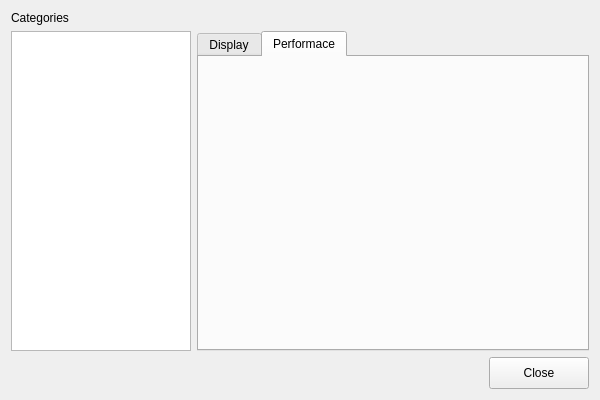
Above: ui/Preferences.ui from skhaz/neutron3d before the change. Below: the same form after it.
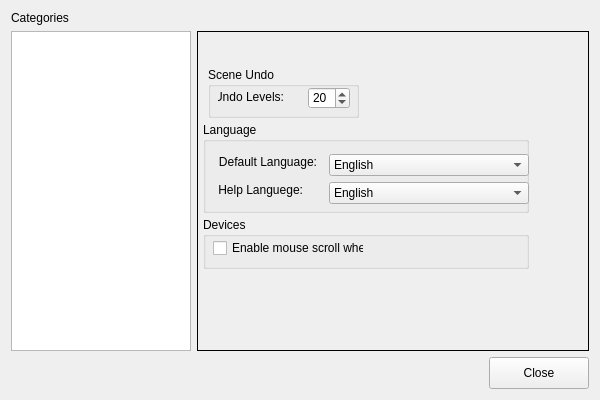
That is the form after the change.

What changed in the file:
```diff
--- a/ui/Preferences.ui
+++ b/ui/Preferences.ui
@@ -18,8 +18,8 @@
   <property name="windowTitle" >
    <string>Preferences</string>
   </property>
-  <layout class="QGridLayout" name="gridLayout" >
-   <item row="0" column="0" colspan="2" >
+  <layout class="QGridLayout" name="gridLayout_2" >
+   <item row="0" column="0" >
     <widget class="QLabel" name="lbl_categories" >
      <property name="text" >
       <string>Categories</string>
@@ -50,35 +50,218 @@
    </item>
    <item row="1" column="1" colspan="2" >
     <widget class="QStackedWidget" name="stackedWidget" >
+     <property name="frameShape" >
+      <enum>QFrame::Box</enum>
+     </property>
      <property name="currentIndex" >
       <number>0</number>
      </property>
-     <widget class="QWidget" name="page" >
-      <layout class="QGridLayout" name="gridLayout_2" >
-       <property name="margin" >
-        <number>0</number>
+     <widget class="QWidget" name="general" >
+      <widget class="QGroupBox" name="groupBox_2" >
+       <property name="geometry" >
+        <rect>
+         <x>5</x>
+         <y>185</y>
+         <width>326</width>
+         <height>52</height>
+        </rect>
        </property>
-       <property name="spacing" >
-        <number>0</number>
+       <property name="sizePolicy" >
+        <sizepolicy vsizetype="Fixed" hsizetype="Fixed" >
+         <horstretch>0</horstretch>
+         <verstretch>0</verstretch>
+        </sizepolicy>
        </property>
-       <item row="0" column="0" >
-        <widget class="QTabWidget" name="tab_details" >
-         <property name="currentIndex" >
-          <number>1</number>
-         </property>
-         <widget class="QWidget" name="tab" >
-          <attribute name="title" >
-           <string>Display</string>
-          </attribute>
+       <property name="minimumSize" >
+        <size>
+         <width>0</width>
+         <height>50</height>
+        </size>
+       </property>
+       <property name="title" >
+        <string>Devices</string>
+       </property>
+       <widget class="QCheckBox" name="checkBox" >
+        <property name="geometry" >
+         <rect>
+          <x>10</x>
+          <y>20</y>
+          <width>151</width>
+          <height>22</height>
+         </rect>
+        </property>
+        <property name="text" >
+         <string>Enable mouse scroll wheel</string>
+        </property>
+       </widget>
+      </widget>
+      <widget class="QGroupBox" name="groupBox_3" >
+       <property name="geometry" >
+        <rect>
+         <x>5</x>
+         <y>90</y>
+         <width>326</width>
+         <height>91</height>
+        </rect>
+       </property>
+       <property name="sizePolicy" >
+        <sizepolicy vsizetype="Fixed" hsizetype="Fixed" >
+         <horstretch>0</horstretch>
+         <verstretch>0</verstretch>
+        </sizepolicy>
+       </property>
+       <property name="title" >
+        <string>Language</string>
+       </property>
+       <layout class="QGridLayout" name="gridLayout" >
+        <property name="margin" >
+         <number>12</number>
+        </property>
+        <property name="spacing" >
+         <number>12</number>
+        </property>
+        <item row="0" column="0" >
+         <widget class="QLabel" name="label_4" >
+          <property name="sizePolicy" >
+           <sizepolicy vsizetype="Fixed" hsizetype="Fixed" >
+            <horstretch>0</horstretch>
+            <verstretch>0</verstretch>
+           </sizepolicy>
+          </property>
+          <property name="layoutDirection" >
+           <enum>Qt::LeftToRight</enum>
+          </property>
+          <property name="text" >
+           <string>Default Language:</string>
+          </property>
+          <property name="alignment" >
+           <set>Qt::AlignRight|Qt::AlignTrailing|Qt::AlignVCenter</set>
+          </property>
          </widget>
-         <widget class="QWidget" name="tab_2" >
-          <attribute name="title" >
-           <string>Performace</string>
-          </attribute>
+        </item>
+        <item row="0" column="1" >
+         <widget class="QComboBox" name="comboBox" >
+          <property name="minimumSize" >
+           <size>
+            <width>200</width>
+            <height>22</height>
+           </size>
+          </property>
+          <item>
+           <property name="text" >
+            <string>English</string>
+           </property>
+          </item>
+          <item>
+           <property name="text" >
+            <string>Portuguese (Brazil)</string>
+           </property>
+          </item>
          </widget>
-        </widget>
-       </item>
-      </layout>
+        </item>
+        <item row="1" column="0" >
+         <widget class="QLabel" name="label_5" >
+          <property name="sizePolicy" >
+           <sizepolicy vsizetype="Fixed" hsizetype="Fixed" >
+            <horstretch>0</horstretch>
+            <verstretch>0</verstretch>
+           </sizepolicy>
+          </property>
+          <property name="layoutDirection" >
+           <enum>Qt::LeftToRight</enum>
+          </property>
+          <property name="text" >
+           <string>Help Languege:</string>
+          </property>
+          <property name="alignment" >
+           <set>Qt::AlignRight|Qt::AlignTrailing|Qt::AlignVCenter</set>
+          </property>
+         </widget>
+        </item>
+        <item row="1" column="1" >
+         <widget class="QComboBox" name="comboBox_2" >
+          <property name="minimumSize" >
+           <size>
+            <width>200</width>
+            <height>22</height>
+           </size>
+          </property>
+          <item>
+           <property name="text" >
+            <string>English</string>
+           </property>
+          </item>
+          <item>
+           <property name="text" >
+            <string>Portuguese (Brazil)</string>
+           </property>
+          </item>
+         </widget>
+        </item>
+       </layout>
+      </widget>
+      <widget class="QGroupBox" name="groupBox" >
+       <property name="geometry" >
+        <rect>
+         <x>10</x>
+         <y>35</y>
+         <width>151</width>
+         <height>51</height>
+        </rect>
+       </property>
+       <property name="sizePolicy" >
+        <sizepolicy vsizetype="Fixed" hsizetype="Fixed" >
+         <horstretch>0</horstretch>
+         <verstretch>0</verstretch>
+        </sizepolicy>
+       </property>
+       <property name="minimumSize" >
+        <size>
+         <width>120</width>
+         <height>50</height>
+        </size>
+       </property>
+       <property name="title" >
+        <string>Scene Undo</string>
+       </property>
+       <widget class="QLabel" name="label" >
+        <property name="geometry" >
+         <rect>
+          <x>10</x>
+          <y>20</y>
+          <width>66</width>
+          <height>20</height>
+         </rect>
+        </property>
+        <property name="layoutDirection" >
+         <enum>Qt::LeftToRight</enum>
+        </property>
+        <property name="text" >
+         <string>Undo Levels:</string>
+        </property>
+        <property name="alignment" >
+         <set>Qt::AlignRight|Qt::AlignTrailing|Qt::AlignVCenter</set>
+        </property>
+       </widget>
+       <widget class="QSpinBox" name="spinBox" >
+        <property name="geometry" >
+         <rect>
+          <x>100</x>
+          <y>20</y>
+          <width>42</width>
+          <height>22</height>
+         </rect>
+        </property>
+        <property name="value" >
+         <number>20</number>
+        </property>
+       </widget>
+      </widget>
+      <zorder>groupBox_2</zorder>
+      <zorder>label_2</zorder>
+      <zorder>groupBox_3</zorder>
+      <zorder>toolBox</zorder>
+      <zorder>groupBox</zorder>
      </widget>
      <widget class="QWidget" name="page_2" />
     </widget>
```
Left out of the diff: 22 changed lines with no effect on the pictures.
